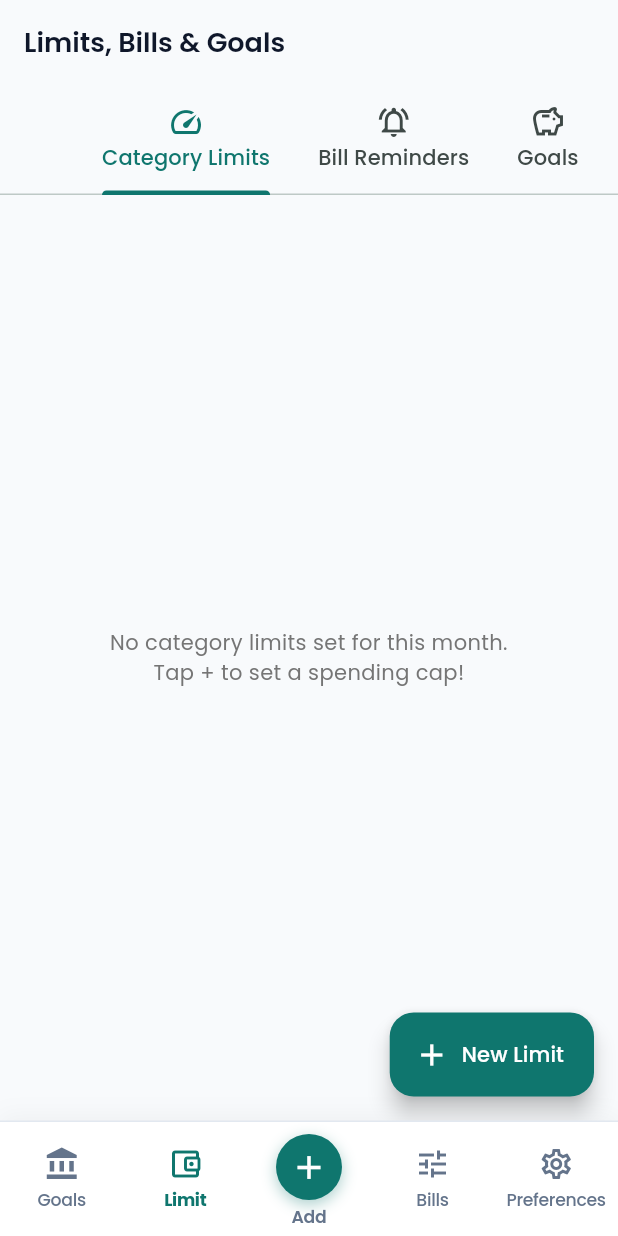
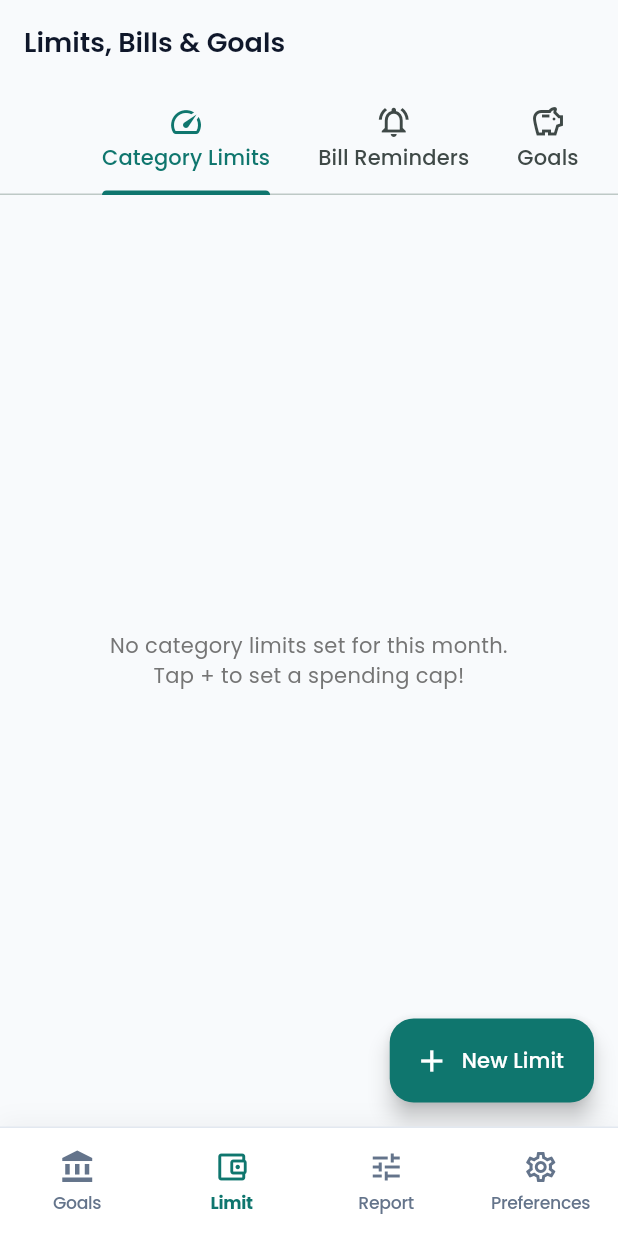
Before and after one commit to justtnikiyaa/family_budget_app, a Flutter app: the MainNavigationScreen screen opened directly with empty values, item 2 of the bottom bar chosen, on a phone screen of 412 x 824 dp. Run offline on Flutter 3.47's test engine with Material 3 defaults, Android fonts, the phone set to English and light mode, and no system bars; our stand-ins replace cloud_firestore, firebase_auth, firebase_core, google_fonts; accounts and stored records are empty; network calls fail.

Commit message:
feat(navigation): align 4-item navbar with design and remove on-sheet keypad

```diff
--- a/lib/screens/main_navigation.dart
+++ b/lib/screens/main_navigation.dart
@@ -1,9 +1,9 @@
 import 'package:flutter/material.dart';
 import '../models/user_model.dart';
 import '../services/auth_service.dart';
-import '../widgets/quick_add_bottom_sheet.dart';
 import 'dashboard/dashboard_screen.dart';
 import 'limits_bills/limits_bills_screen.dart';
+import 'limits_bills/reports_screen.dart';
 import 'profile/profile_screen.dart';
 
 class MainNavigationScreen extends StatefulWidget {
@@ -29,7 +29,7 @@ class _MainNavigationScreenState extends State<MainNavigationScreen> {
         final screens = [
           DashboardScreen(currentUser: activeUser),
           LimitsBillsScreen(currentUser: activeUser, initialIndex: 0),
-          LimitsBillsScreen(currentUser: activeUser, initialIndex: 1),
+          ReportsScreen(currentUser: activeUser),
           ProfileScreen(currentUser: activeUser),
         ];
 
@@ -39,13 +39,13 @@ class _MainNavigationScreenState extends State<MainNavigationScreen> {
             index: _currentIndex,
             children: screens,
           ),
-          bottomNavigationBar: _buildCustomBottomNavBar(context, activeUser),
+          bottomNavigationBar: _buildCustomBottomNavBar(context),
         );
       },
     );
   }
 
-  Widget _buildCustomBottomNavBar(BuildContext context, UserModel activeUser) {
+  Widget _buildCustomBottomNavBar(BuildContext context) {
     final bottomPadding = MediaQuery.of(context).padding.bottom;
 
     return Container(
@@ -73,12 +73,12 @@ class _MainNavigationScreenState extends State<MainNavigationScreen> {
         top: false,
         bottom: false,
         child: SizedBox(
-          height: 60,
+          height: 56,
           child: Row(
             mainAxisAlignment: MainAxisAlignment.spaceAround,
             crossAxisAlignment: CrossAxisAlignment.center,
             children: [
-              // 1. Goals (Dashboard Overview)
+              // 1. Goals
               _buildNavItem(
                 icon: Icons.account_balance,
                 label: 'Goals',
@@ -94,18 +94,15 @@ class _MainNavigationScreenState extends State<MainNavigationScreen> {
                 onTap: () => setState(() => _currentIndex = 1),
               ),
 
-              // 3. Center Add Action Button
-              _buildCenterAddButton(context, activeUser),
-
-              // 4. Bills
+              // 3. Report
               _buildNavItem(
                 icon: Icons.tune,
-                label: 'Bills',
+                label: 'Report',
                 isSelected: _currentIndex == 2,
                 onTap: () => setState(() => _currentIndex = 2),
               ),
 
-              // 5. Preferences
+              // 4. Preferences
               _buildNavItem(
                 icon: Icons.settings_outlined,
                 label: 'Preferences',
@@ -160,50 +157,4 @@ class _MainNavigationScreenState extends State<MainNavigationScreen> {
       ),
     );
   }
-
-  Widget _buildCenterAddButton(BuildContext context, UserModel activeUser) {
-    return Expanded(
-      child: InkWell(
-        onTap: () => QuickAddBottomSheet.show(context, activeUser),
-        splashColor: Colors.transparent,
-        highlightColor: Colors.transparent,
-        child: Column(
-          mainAxisSize: MainAxisSize.min,
-          mainAxisAlignment: MainAxisAlignment.center,
-          children: [
-            Container(
-              width: 44,
-              height: 44,
-              decoration: BoxDecoration(
-                color: const Color(0xFF0F766E),
-                shape: BoxShape.circle,
-                boxShadow: [
-                  BoxShadow(
-                    color: const Color(0xFF0F766E).withValues(alpha: 0.35),
-                    blurRadius: 8,
-                    offset: const Offset(0, 3),
-                  ),
-                ],
-              ),
-              child: const Icon(
-                Icons.add,
-                color: Colors.white,
-                size: 26,
-              ),
-            ),
-            const SizedBox(height: 3),
-            const Text(
-              'Add',
-              style: TextStyle(
-                color: Color(0xFF64748B),
-                fontSize: 11.5,
-                fontWeight: FontWeight.w600,
-                letterSpacing: -0.2,
-              ),
-            ),
-          ],
-        ),
-      ),
-    );
-  }
 }
```
Also changed, not shown: lib/screens/dashboard/dashboard_screen.dart (+7 -3 lines), lib/widgets/quick_add_bottom_sheet.dart (+26 -102 lines).
